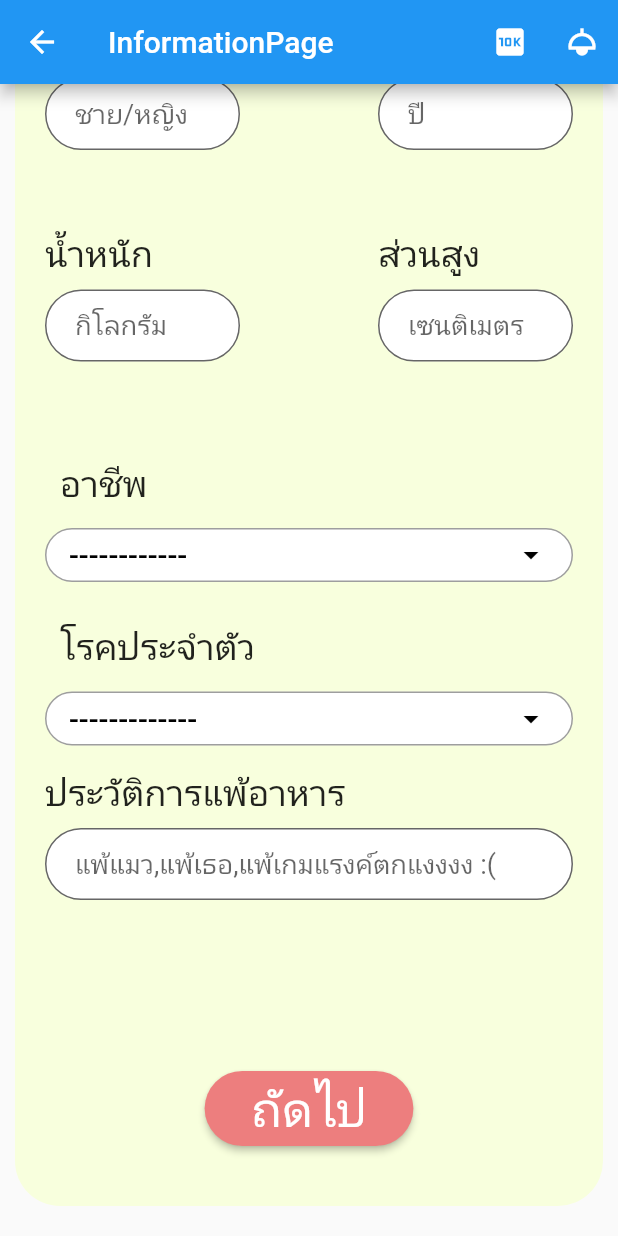
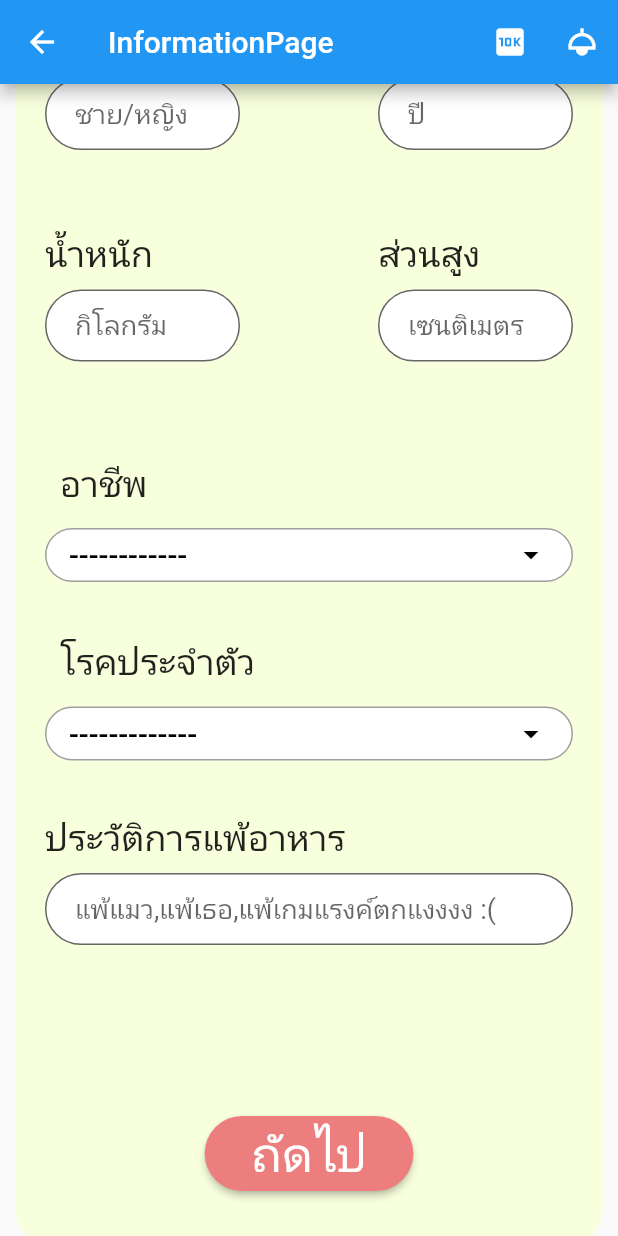
Before and after one commit to AINutritionProject/KinDeeUDee, a Flutter app: the InformationPage screen opened directly, scrolled down 414 dp, on a phone screen of 412 x 824 dp. Run offline on Flutter 3.47's test engine with Material 2 defaults, Android fonts, the phone set to English and light mode, and no system bars; our stand-ins replace camera, cloud_firestore, csv, dotted_border, firebase_auth, firebase_core and 6 more; missing offline and left inert: dart:ffi; accounts and stored records are empty; network calls fail.

Commit message:
add some padding

```diff
--- a/lib/pages/information/personal_information.dart
+++ b/lib/pages/information/personal_information.dart
@@ -304,7 +304,9 @@ class _PersonalBodyState extends State<PersonalBody> {
                       ),
                     ],
                   ),
-                  WideDropDown(
+                  Padding(
+                    padding: const EdgeInsets.only(bottom: 10.0),
+                    child: WideDropDown(
                         data: careers,
                         title: "อาชีพ",
                         border: const BorderSide(color: Colors.black38),
@@ -313,7 +315,10 @@ class _PersonalBodyState extends State<PersonalBody> {
                             selectedCareer = val;
                           });
                         }),
-                  WideDropDown(
+                  ),
+                  Padding(
+                    padding: const EdgeInsets.only(bottom: 20.0),
+                    child: WideDropDown(
                         data: chronicDiseases,
                         title: "โรคประจำตัว",
                         border: const BorderSide(color: Colors.black38),
@@ -322,6 +327,7 @@ class _PersonalBodyState extends State<PersonalBody> {
                             selectedChronicDisease = val;
                           });
                         }),
+                  ),
                   const Padding(
                     padding: EdgeInsets.symmetric(vertical: 8.0),
                     child: Text("ประวัติการแพ้อาหาร",
```
Lines whose indentation alone changed are shown as unchanged.
